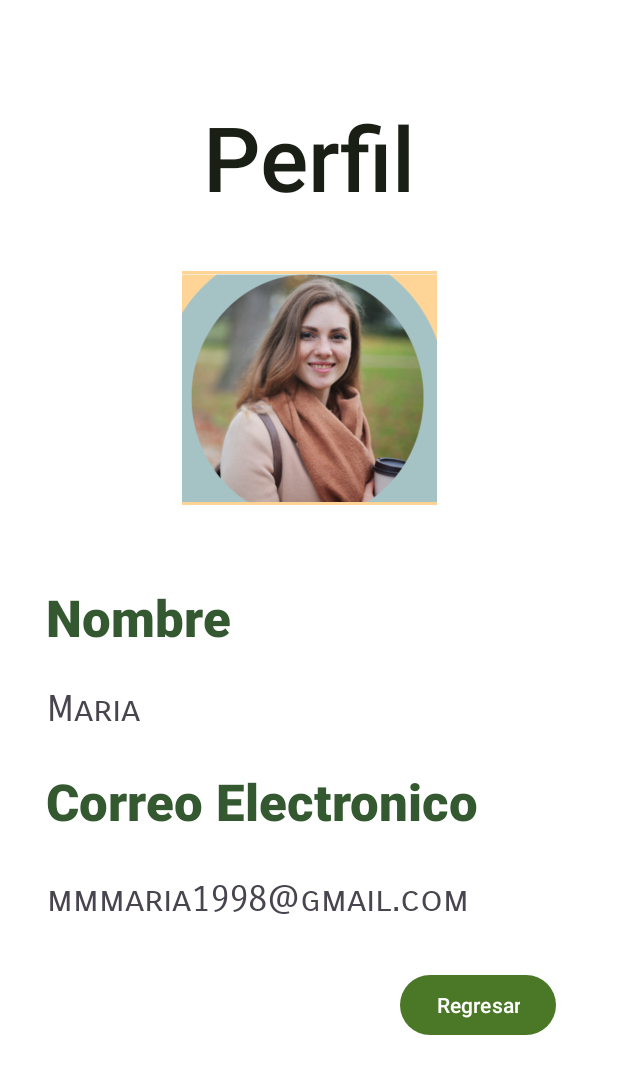
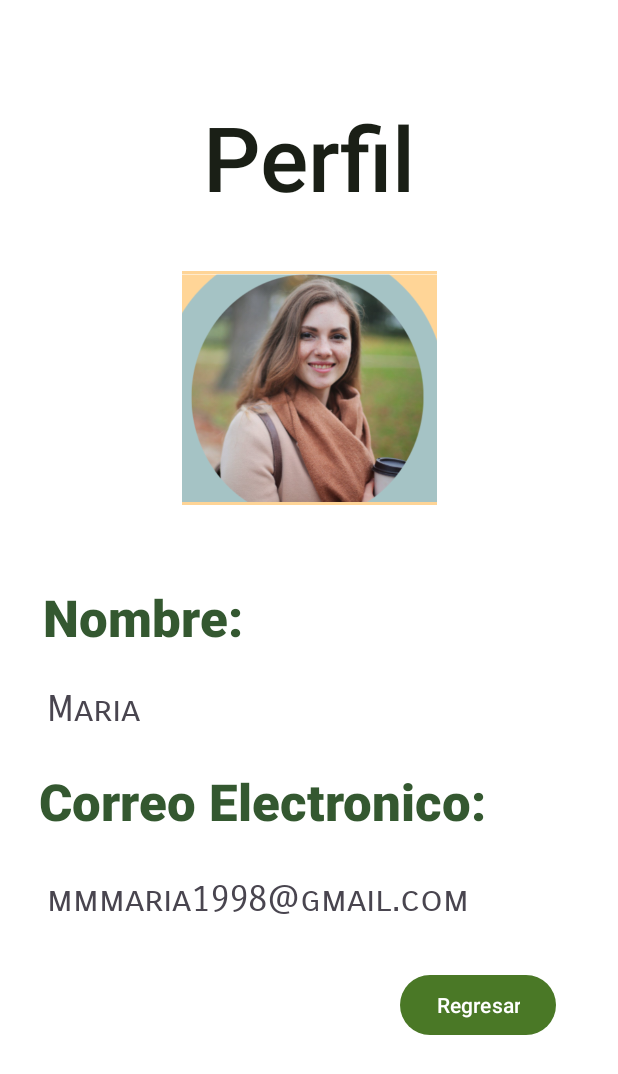
Before and after one commit to mar22266/AplicacionPlataformasMoviles, an Android app built with Jetpack Compose: the layout activity_view_profile.xml on its own in the app's theme, with its tools: preview values and no code run, on a phone screen of 412 x 824 dp. Shown: the top 1074 px of the screen. Run offline under Robolectric (Android 15) with nearby library versions, the phone set to English and light mode, and no system bars.

Commit message:
activity_view_profile.xml cambios minimo

```diff
--- a/app/src/main/res/layout/activity_view_profile.xml
+++ b/app/src/main/res/layout/activity_view_profile.xml
@@ -27,7 +27,7 @@
         android:layout_height="wrap_content"
         android:layout_marginTop="52dp"
         android:fontFamily="sans-serif-black"
-        android:text="Nombre"
+        android:text="Nombre: "
         android:textColor="#345830"
         android:textSize="34sp"
         app:layout_constraintEnd_toEndOf="parent"
@@ -54,7 +54,7 @@
         android:layout_height="wrap_content"
         android:layout_marginTop="24dp"
         android:fontFamily="sans-serif-black"
-        android:text="Correo Electronico"
+        android:text="Correo Electronico: "
         android:textColor="#345830"
         android:textSize="34sp"
         app:layout_constraintEnd_toEndOf="parent"
```
